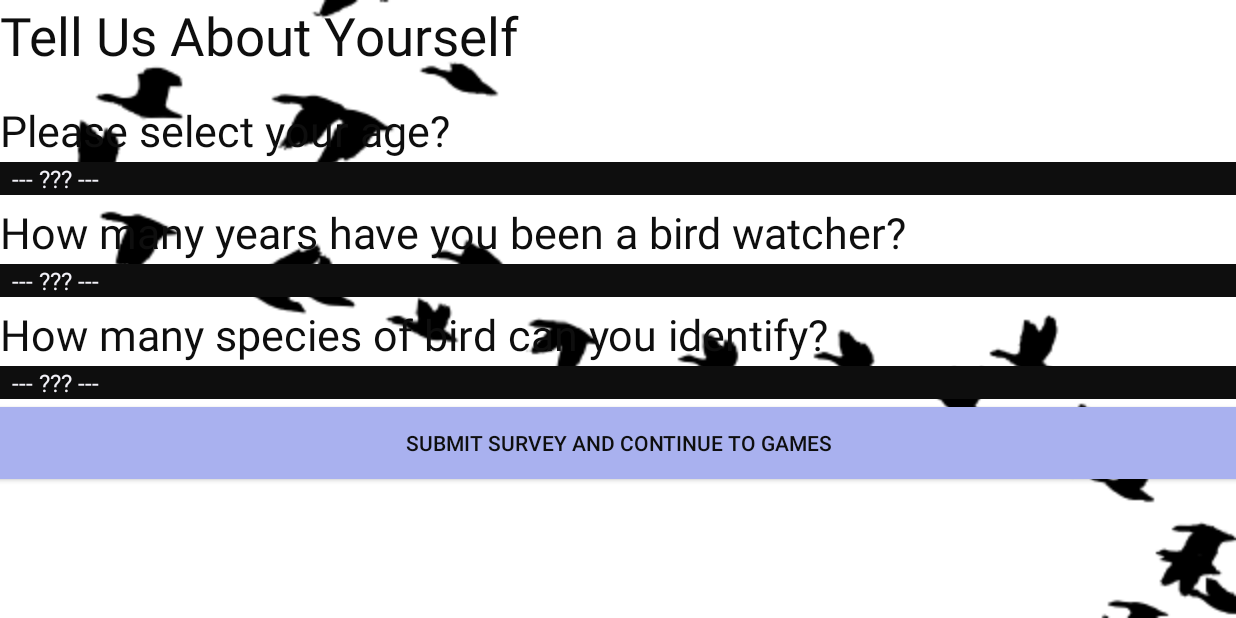
After one commit to isakh/BridgeGames, an Android app: the fragment PreSurveyFragment placed in its activity, on a phone screen of 824 x 412 dp (held sideways). The commit adds this screen. Run offline under Robolectric (Android 15) with nearby library versions, the phone set to English and light mode, and no system bars.

Commit message:
Introducing Pre-Game Survey fragment (xml & java) with corresponding updates to string & arrays .xml; general edits when noticed

```diff
--- a/app/src/main/java/ws/isak/memgamev/MainActivity.java
+++ b/app/src/main/java/ws/isak/memgamev/MainActivity.java
@@ -71,7 +71,7 @@ public class  MainActivity extends FragmentActivity {
         Log.d (TAG, "overriding method onBackPressed: produces various events based on game state");
 		if (PopupManager.isShown()) {
 			PopupManager.closePopup();
-			if (ScreenController.getLastScreen() == Screen.GAME) {
+			if (ScreenController.getLastScreen() == Screen.GAME_MEM) {
 				Shared.eventBus.notify(new BackGameEvent());
 			}
 		} else if (ScreenController.getInstance().onBack()) {
--- a/app/src/main/java/ws/isak/memgamev/engine/Engine.java
+++ b/app/src/main/java/ws/isak/memgamev/engine/Engine.java
@@ -156,13 +156,13 @@ public class Engine extends EventObserverAdapter {
 	@Override
 	public void onEvent(BackGameEvent event) {
 		PopupManager.closePopup();
-		mScreenController.openScreen(Screen.DIFFICULTY);
+		mScreenController.openScreen(Screen.DIFFICULTY_MEM);
 	}
 
 	@Override
 	public void onEvent(ThemeSelectedEvent event) {
 		mSelectedTheme = event.theme;
-		mScreenController.openScreen(Screen.DIFFICULTY);
+		mScreenController.openScreen(Screen.DIFFICULTY_MEM);
 		AsyncTask<Void, Void, TransitionDrawable> task = new AsyncTask<Void, Void, TransitionDrawable>() {
 
 			@Override
@@ -210,7 +210,7 @@ public class Engine extends EventObserverAdapter {
         // the BoardView ui class. setBoard in BoardView propagates through a local buildBoard method
         // and eventually calls addTile for each of the tiles on the board to be built.   This leads
         // to a thread for each tile which calls getTileBitmap...
-		mScreenController.openScreen(Screen.GAME);
+		mScreenController.openScreen(Screen.GAME_MEM);
         currentGameData.setGameDurationAllocated(mPlayingGame.boardConfiguration.time);
         Log.d (TAG, "                             : currentGameData.getGameDurationAllocated: " + currentGameData.getGameDurationAllocated() + "ms");
     }
--- /dev/null
+++ b/app/src/main/java/ws/isak/memgamev/fragments/PreSurveyFragment.java
@@ -0,0 +1,127 @@
+package ws.isak.memgamev.fragments;
+
+import android.os.Bundle;
+import android.support.v4.app.Fragment;
+import android.util.Log;
+import android.view.LayoutInflater;
+import android.view.View;
+import android.view.ViewGroup;
+import android.widget.AdapterView;
+import android.widget.ArrayAdapter;
+import android.widget.Button;
+import android.widget.Spinner;
+import android.widget.Toast;
+
+import ws.isak.memgamev.R;
+import ws.isak.memgamev.common.Shared;
+import ws.isak.memgamev.engine.ScreenController;
+import ws.isak.memgamev.engine.ScreenController.Screen;
+
+/*
+ *
+ * @author isak
+ */
+
+public class PreSurveyFragment extends Fragment implements  View.OnClickListener, AdapterView.OnItemSelectedListener{
+
+    public static final String TAG="Class: PreSurveyFrag";
+
+    public static String ageRange;
+    public static String yearsTwitchingRange;
+    public static String speciesKnownRange;
+
+    private Spinner ageQuerySpinner;
+    private Spinner yearsTwitchingSpinner;
+    private Spinner numSpeciesKnownSpinner;
+
+    private Button submitPreSurveyBtn;
+
+    @Override
+    public View onCreateView(LayoutInflater inflater, ViewGroup container, Bundle savedInstanceState) {
+        Log.d(TAG, "overriding onCreateView");
+        View view = LayoutInflater.from(Shared.context).inflate(R.layout.pre_survey_fragment, container, false);
+
+        //create and populate the age query and years twitching spinners and set their item selection listeners
+        ageQuerySpinner = (Spinner) view.findViewById(R.id.pre_survey_age_query_spinner);
+        yearsTwitchingSpinner = (Spinner) view.findViewById(R.id.pre_survey_years_twitching_query_spinner);
+        numSpeciesKnownSpinner = (Spinner) view.findViewById(R.id.pre_survey_species_known_query_spinner);
+        //Log.d (TAG, "ageQuerySpinner: " + ageQuerySpinner);
+        //ageQuerySpinner = (Spinner) getActivity().findViewById(R.id.pre_survey_age_query_spinner);
+        //create an array adapter using a string array and a default spinner layout
+        ArrayAdapter<CharSequence> ageQueryAdapter =  ArrayAdapter.createFromResource(Shared.context, R.array.pre_survey_age_query_list, android.R.layout.simple_spinner_item);
+        ArrayAdapter<CharSequence> yearsTwitchingQueryAdapter =  ArrayAdapter.createFromResource(Shared.context, R.array.pre_survey_years_twitching_query_list, android.R.layout.simple_spinner_item);
+        ArrayAdapter<CharSequence> speciesKnownQueryAdapter =  ArrayAdapter.createFromResource(Shared.context, R.array.pre_survey_species_known_query_list, android.R.layout.simple_spinner_item);
+        //Log.d (TAG, "ageQueryAdapter: " + ageQueryAdapter);
+        //specify the layout to use when the list of choices appears
+        ageQueryAdapter.setDropDownViewResource(android.R.layout.simple_spinner_dropdown_item);
+        yearsTwitchingQueryAdapter.setDropDownViewResource(android.R.layout.simple_spinner_dropdown_item);
+        speciesKnownQueryAdapter.setDropDownViewResource(android.R.layout.simple_spinner_dropdown_item);
+        //apply the adapter to the spinner
+        ageQuerySpinner.setAdapter(ageQueryAdapter);
+        yearsTwitchingSpinner.setAdapter(yearsTwitchingQueryAdapter);
+        numSpeciesKnownSpinner.setAdapter(speciesKnownQueryAdapter);
+        //get submit button and set its click listener
+        submitPreSurveyBtn = (Button) view.findViewById(R.id.pre_survey_submit_button);
+        submitPreSurveyBtn.setOnClickListener(this);
+        return view;
+    }
+
+    /*
+     * Overriding method OnItemSelected uses a switch to handle the selection of various
+     * options from each of the spinners
+     */
+    @Override
+    public void onItemSelected (AdapterView <?> parent, View v, int pos, long id) {
+        Log.d(TAG, "overriding method onItemSelected: for each spinner");
+        switch (parent.getId()) {
+            case R.id.pre_survey_age_query_spinner:
+                //TODO Toast.makeText(parent.getContext(), "OnItemSelectedListener : " + parent.getItemAtPosition(pos).toString(), Toast.LENGTH_SHORT).show();
+            case R.id.pre_survey_years_twitching_query_spinner:
+                //TODO
+            case R.id.pre_survey_species_known_query_spinner:
+                //TODO
+        }
+    }
+
+    @Override
+    public void onNothingSelected (AdapterView <?> parent) {
+        //TODO anything???
+        //FIXME unless autogenerated method stub is sufficient, if so why?
+    }
+
+
+    /*
+     *  Overriding method onClick handles the behaviour necessary for a click on the
+     *  submit survey button
+     */
+
+    @Override
+    public void onClick (View view) {
+        Log.d(TAG, "overriding onClick method: implementing View.OnClickListener");
+        switch (view.getId()) {
+            case R.id.pre_survey_submit_button:
+                //Log.d (TAG, "       : surveySubmitButton");
+                submitPreSurvey();
+                //TODO case R.id. any other buttons
+        }
+    }
+
+    public void submitPreSurvey () {
+        Log.d (TAG, "method submitPreSurvey: preview data in debugger before storing to UserData");
+        //[1] Age
+        Spinner ageQuerySpinner = (Spinner) getActivity().findViewById(R.id.pre_survey_age_query_spinner);
+        ageRange = ageQuerySpinner.getSelectedItem().toString();
+        Log.d (TAG, "                       : ageRange: " + ageRange);
+        //[2] Years Twitching
+        Spinner yearsTwitchingSpinner = (Spinner) getActivity().findViewById(R.id.pre_survey_years_twitching_query_spinner);
+        yearsTwitchingRange = yearsTwitchingSpinner.getSelectedItem().toString();
+        Log.d (TAG, "                       : yearsTwitchingRange: " + yearsTwitchingRange);
+        //[3] Species Known
+        Spinner speciesKnownSpinner = (Spinner) getActivity().findViewById(R.id.pre_survey_species_known_query_spinner);
+        speciesKnownRange = speciesKnownSpinner.getSelectedItem().toString();
+        Log.d (TAG, "                       : speciesKnownRange: " + speciesKnownRange);
+
+        //TODO when done
+        ScreenController.getInstance().openScreen(Screen.MENU_MEM);
+    }
+}
--- a/app/src/main/java/ws/isak/memgamev/fragments/UserSetupFragment.java
+++ b/app/src/main/java/ws/isak/memgamev/fragments/UserSetupFragment.java
@@ -68,14 +68,14 @@ public class UserSetupFragment extends Fragment implements View.OnClickListener
         newUserName = getLoginName();
         if (CheckUserUnique(newUserName)) {
             //TODO UserData instantiateUser = new UserData();
-            ScreenController.getInstance().openScreen(Screen.MENU); //FIXME -> survey screen?
+            ScreenController.getInstance().openScreen(Screen.PRE_SURVEY);
         } else {
             Toast.makeText(Shared.context, "Please choose a name that is not already registered", Toast.LENGTH_LONG).show();
         }
     }
 
     /*
-     * Method loginExistingUser takesthe current View, uses that information to call a method which
+     * Method loginExistingUser takes the current View, uses that information to call a method which
      * extracts the name field typed by the user, checks whether said name is already in the list of
      * registered users, and if so, sets that UserData object to 'live' and triggers loading of the
      * next screen.
@@ -88,7 +88,7 @@ public class UserSetupFragment extends Fragment implements View.OnClickListener
             Log.d(TAG, "method onCreateView: overriding onClick: unique userName: instantiating new UserData");
             //TODO deal with checking user exists and load current UserData
             //load screen for next step
-            ScreenController.getInstance().openScreen(Screen.MENU);
+            //TODO Reintroduce ScreenController.getInstance().openScreen(Screen.MENU_MEM);
         } else {
             //TODO error - get user to re-enter name
             Toast.makeText(Shared.context, "The User Name you have entered is not registered", Toast.LENGTH_LONG).show();
--- a/app/src/main/java/ws/isak/memgamev/ui/BoardView.java
+++ b/app/src/main/java/ws/isak/memgamev/ui/BoardView.java
@@ -62,6 +62,7 @@ public class BoardView extends LinearLayout {
 
 	public BoardView(Context context) {
 		this(context, null);
+        Log.d (TAG, "constructor BoardView");
 	}
 
 	public BoardView(Context context, AttributeSet attributeSet) {
@@ -169,8 +170,7 @@ public class BoardView extends LinearLayout {
 
 			@Override
 			public void onClick(View v) {
-				//if (!mLocked && tileView.isFlippedDown()) {		//TODO remove if don't allow click until audio has played
-				if (!mLocked && tileView.isFlippedDown() && !Music.getIsAudioPlaying()) {		//TODO don't allow click until audio has playedLog.d (TAG, "method addTile: tileView.setOnClickListener: Overriding onClick: calling tileView.flipUp");
+				if (!mLocked && tileView.isFlippedDown() && !Music.getIsAudioPlaying()) {
 					Log.d (TAG, "			   : curTileOnBoard is: " + curTileOnBoard);
 					Log.d (TAG, "			   : curCardOnTile is: " + mBoardArrangement.cardObjs.get(curTileOnBoard).getCardID());
 					Log.d (TAG, " 			   : curCardOnTile.getAudioURI is: " + mBoardArrangement.cardObjs.get(curTileOnBoard).getAudioURI());
--- /dev/null
+++ b/app/src/main/res/layout/pre_survey_fragment.xml
@@ -0,0 +1,104 @@
+<?xml version="1.0" encoding="utf-8"?>
+<LinearLayout
+    xmlns:android="http://schemas.android.com/apk/res/android"
+    android:orientation="vertical"
+    android:layout_width="match_parent"
+    android:layout_height="match_parent"
+    android:alpha="1"> <!-- TODO set in values: alpha sets the opacity of the background image -->
+
+    <!-- TITLE -->
+
+    <TextView
+        android:id="@+id/pre_survey_title"
+        android:layout_width="match_parent"
+        android:layout_height="wrap_content"
+        android:text="@string/pre_survey_title"
+        android:textSize="16pt"
+        android:textColor="#0e0e0e"
+        android:layout_marginBottom="20dp"/>   <!-- TODO set in values -->
+
+    <!-- [1] Age Query Spinner -->
+
+    <TextView
+        android:id="@+id/pre_survey_age_query_text"
+        android:layout_width="match_parent"
+        android:layout_height="wrap_content"
+        android:text="@string/pre_survey_age_query_text"
+        android:textSize="13pt"
+        android:textColor="#0e0e0e"
+        android:layout_marginBottom="2dp"/>
+
+    <Spinner
+        android:id="@+id/pre_survey_age_query_spinner"
+        android:layout_width="match_parent"
+        android:layout_height="wrap_content"
+        android:spinnerMode="dropdown"
+        android:background="#0e0e0e"
+        android:popupBackground="#353333"
+        android:textColor="#d9dcf2"
+        android:entries="@array/pre_survey_age_query_list"
+        android:prompt="@string/pre_survey_age_query_text"
+        android:layout_marginBottom="5dp"/>
+
+    <!-- [2] Time Twitching Spinner -->
+
+    <TextView
+        android:id="@+id/pre_survey_years_twitching_query_text"
+        android:layout_width="match_parent"
+        android:layout_height="wrap_content"
+        android:text="@string/pre_survey_years_twitching_query_text"
+        android:textSize="13pt"
+        android:textColor="#0e0e0e"
+        android:layout_marginBottom="2dp"/>
+
+    <Spinner
+        android:id="@+id/pre_survey_years_twitching_query_spinner"
+        android:layout_width="match_parent"
+        android:layout_height="wrap_content"
+        android:spinnerMode="dropdown"
+        android:background="#0e0e0e"
+        android:popupBackground="#353333"
+        android:textColor="#d9dcf2"
+        android:entries="@array/pre_survey_years_twitching_query_list"
+        android:prompt="@string/pre_survey_years_twitching_query_text"
+        android:layout_marginBottom="5dp"/>
+
+    <!-- [3] Number of Species Known Spinner -->
+    <!-- TODO can we figure out a way, if the user answered fewer than 25, to give this again in post? -->
+
+    <TextView
+        android:id="@+id/pre_survey_species_known_query_text"
+        android:layout_width="match_parent"
+        android:layout_height="wrap_content"
+        android:text="@string/pre_survey_species_known_query_text"
+        android:textSize="13pt"
+        android:textColor="#0e0e0e"
+        android:layout_marginBottom="2dp"/>
+
+    <Spinner
+        android:id="@+id/pre_survey_species_known_query_spinner"
+        android:layout_width="match_parent"
+        android:layout_height="wrap_content"
+        android:spinnerMode="dropdown"
+        android:background="#0e0e0e"
+        android:popupBackground="#353333"
+        android:textColor="#d9dcf2"
+        android:entries="@array/pre_survey_species_known_query_list"
+        android:prompt="@string/pre_survey_species_known_query_text"
+        android:layout_marginBottom="5dp"/>
+
+    <!-- TODO rest of survey questions -->
+
+    <!-- Submit PreGame Survey Button -->
+
+    <Button
+        android:id="@+id/pre_survey_submit_button"
+        android:layout_width="match_parent"
+        android:layout_height="wrap_content"
+        android:text="@string/pre_survey_submit_button"
+        android:textColor="#0e0e0e"
+        android:background="#a9b1ef"
+        android:onClick="submitPreSurvey"
+        android:layout_marginBottom="5dp"/>        <!-- TODO change all colors and standardize -->
+
+</LinearLayout>
--- a/app/src/main/res/values-w820dp/styles.xml
+++ b/app/src/main/res/values-w820dp/styles.xml
@@ -5,6 +5,27 @@
 
     <!-- Application theme. -->
     <style name="AppTheme" parent="AppBaseTheme">
+        <!-- For the resting Spinner style -->
+        <item name="android:spinnerItemStyle">
+            @style/spinnerItemStyle
+        </item>
+
+        <!-- For each individual Spinner list item once clicked on -->
+        <item name="android:spinnerDropDownItemStyle">
+            @style/spinnerDropDownItemStyle
+        </item>
+
+    </style>
+
+    <style name="spinnerItemStyle">
+        <item name="android:padding">10dp</item>
+        <item name="android:textSize">20sp</item>
+        <item name="android:textColor">#d9dcf2</item>
+    </style>
+
+    <style name="spinnerDropDownItemStyle">
+        <item name="android:padding">20dp</item>
+        <item name="android:textSize">30sp</item>
     </style>
 
 </resources>
--- /dev/null
+++ b/app/src/main/res/values/arrays.xml
@@ -0,0 +1,42 @@
+<?xml version="1.0" encoding="utf-8"?>
+<resources>
+
+    <!-- string-array for pre survey question [1] -->
+
+    <string-array name="pre_survey_age_query_list">
+        <item>@string/pre_survey_age_default</item>
+        <item>@string/pre_survey_age_0_10</item>
+        <item>@string/pre_survey_age_10_20</item>
+        <item>@string/pre_survey_age_20_30</item>
+        <item>@string/pre_survey_age_30_40</item>
+        <item>@string/pre_survey_age_40_50</item>
+        <item>@string/pre_survey_age_50_60</item>
+        <item>@string/pre_survey_age_60_plus</item>
+    </string-array>
+
+    <!-- string-array for pre survey question [2] -->
+    <string-array name="pre_survey_years_twitching_query_list">
+        <item>@string/pre_survey_years_twitching_default</item>
+        <item>@string/pre_survey_years_twitching_0</item>
+        <item>@string/pre_survey_years_twitching_0_3</item>
+        <item>@string/pre_survey_years_twitching_3_5</item>
+        <item>@string/pre_survey_years_twitching_5_10</item>
+        <item>@string/pre_survey_years_twitching_10_20</item>
+        <item>@string/pre_survey_years_twitching_20_40</item>
+        <item>@string/pre_survey_years_twitching_40_plus</item>
+    </string-array>
+
+    <!-- string-array for pre survey question [3] -->
+    <string-array name="pre_survey_species_known_query_list">
+        <item>@string/pre_survey_species_known_default</item>
+        <item>@string/pre_survey_species_known_0</item>
+        <item>@string/pre_survey_species_known_1_10</item>
+        <item>@string/pre_survey_species_known_10_25</item>
+        <item>@string/pre_survey_species_known_25_50</item>
+        <item>@string/pre_survey_species_known_50_100</item>
+        <item>@string/pre_survey_species_known_100_250</item>
+        <item>@string/pre_survey_species_known_250_plus</item>
+    </string-array>
+
+
+</resources>
--- a/app/src/main/res/values/strings.xml
+++ b/app/src/main/res/values/strings.xml
@@ -13,4 +13,47 @@
     <string name="user_setup_register_hint">New User Name</string>
     <string name="user_setup_register_button">Create New User</string>
 
+    <!-- Pre Survey Form Fragment -->
+    <!-- -->
+    <string name="pre_survey_title">Tell Us About Yourself</string>
+    <!-- [1] What is your age? [NUMBER] -->
+    <string name="pre_survey_age_query_text">Please select your age?</string>
+    <string name="pre_survey_age_default"> --- ??? --- </string>
+    <string name="pre_survey_age_0_10">Under 10 Years Old</string>
+    <string name="pre_survey_age_10_20">Between 10 and 20 Years Old</string>
+    <string name="pre_survey_age_20_30">Between 20 and 30 Years Old</string>
+    <string name="pre_survey_age_30_40">Between 30 and 40 Years Old</string>
+    <string name="pre_survey_age_40_50">Between 40 and 50 Years Old</string>
+    <string name="pre_survey_age_50_60">Between 50 and 60 Years Old</string>
+    <string name="pre_survey_age_60_plus">Over 60 Years Old</string>
+    <!-- [2] How many years have you been a bird watcher? [NUMBER] -->
+    <string name="pre_survey_years_twitching_query_text">How many years have you been a bird watcher?</string>
+    <string name="pre_survey_years_twitching_default"> --- ??? --- </string>
+    <string name="pre_survey_years_twitching_0">I am not a bird watcher</string>
+    <string name="pre_survey_years_twitching_0_3">Under 3 years</string>
+    <string name="pre_survey_years_twitching_3_5">Between 3 and 5 years</string>
+    <string name="pre_survey_years_twitching_5_10">Between 5 and 10 years</string>
+    <string name="pre_survey_years_twitching_10_20">Between 10 and 20 years</string>
+    <string name="pre_survey_years_twitching_20_40">Between 20 and 40</string>
+    <string name="pre_survey_years_twitching_40_plus">More than 40 years </string>
+    <!-- [3] Estimate the number of bird species that you know by sight: [NUMBER] -->
+    <!-- TODO should we just say identify? how to separate visual and audio identification?? -->
+    <string name="pre_survey_species_known_query_text">How many species of bird can you identify?</string>
+    <string name="pre_survey_species_known_default"> --- ??? --- </string>
+    <string name="pre_survey_species_known_0">I can't identify any</string>
+    <string name="pre_survey_species_known_1_10">Between 1 and 10 species</string>
+    <string name="pre_survey_species_known_10_25">Between 20 and 25 species</string>
+    <string name="pre_survey_species_known_25_50">Between 25 and 50 species</string>
+    <string name="pre_survey_species_known_50_100">Between 50 and 100 species</string>
+    <string name="pre_survey_species_known_100_250">Between 100 and 250 species</string>
+    <string name="pre_survey_species_known_250_plus">More than 250 species</string>
+    <!-- [4] Do you consider listening to a bird to be equivalent to seeing it? [BOOLEAN] -->
+    <!-- [5] Estimated the number of bird species that you known by their calls/songs: [NUMBER] -->
+    <!-- [6] Do you have experience with touch screen tablets or telephones (Y/N), -->
+    <!-- [6a]   if so for how many years: [BOOLEAN & NUMBER] TODO 10+ is upper bound? -->
+
+    <string name="pre_survey_submit_button">Submit Survey And Continue To Games</string>
+
+    <!-- -->
+
 </resources>
--- a/app/src/main/res/values/styles.xml
+++ b/app/src/main/res/values/styles.xml
@@ -2,10 +2,35 @@
 
     <!-- Base application theme. -->
     <style name="AppTheme" parent="Theme.AppCompat.Light.DarkActionBar">
+
+
+        <!-- TODO get these customizations to work??? -->
         <!-- Customize your theme here. -->
         <item name="colorPrimary">@color/colorPrimary</item>
         <item name="colorPrimaryDark">@color/colorPrimaryDark</item>
         <item name="colorAccent">@color/colorAccent</item>
+
+        <!-- For the resting Spinner style -->
+        <item name="android:spinnerItemStyle">
+            @style/spinnerItemStyle
+        </item>
+
+        <!-- For each individual Spinner list item once clicked on -->
+        <item name="android:spinnerDropDownItemStyle">
+            @style/spinnerDropDownItemStyle
+        </item>
+
+    </style>
+
+    <style name="spinnerItemStyle">
+        <item name="android:padding">5dp</item>
+        <item name="android:textSize">15sp</item>
+        <item name="android:textColor">#d9dcf2</item>
+    </style>
+
+    <style name="spinnerDropDownItemStyle">
+        <item name="android:padding">10dp</item>
+        <item name="android:textSize">20sp</item>
     </style>
 
 </resources>
```
Also changed, not shown: app/src/main/java/ws/isak/memgamev/engine/ScreenController.java (+39 -25 lines), app/src/main/java/ws/isak/memgamev/ui/DifficultyView.java (+9 -0 lines), app/src/main/java/ws/isak/memgamev/ui/PopupSettingsView.java (+6 -19 lines).
